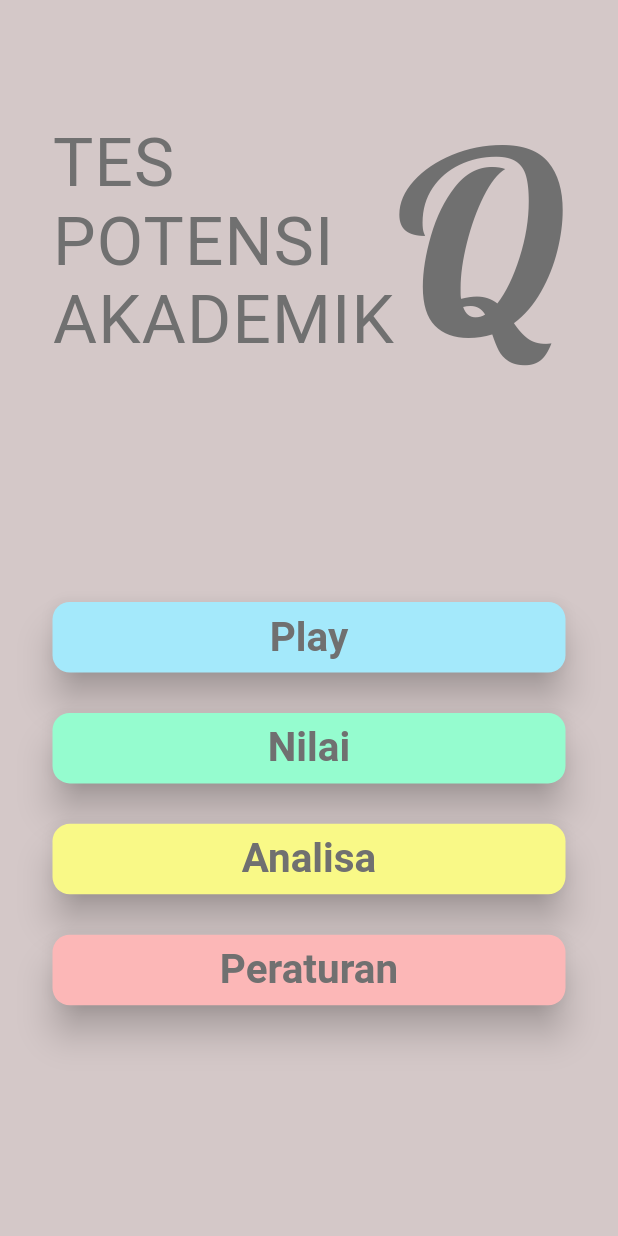
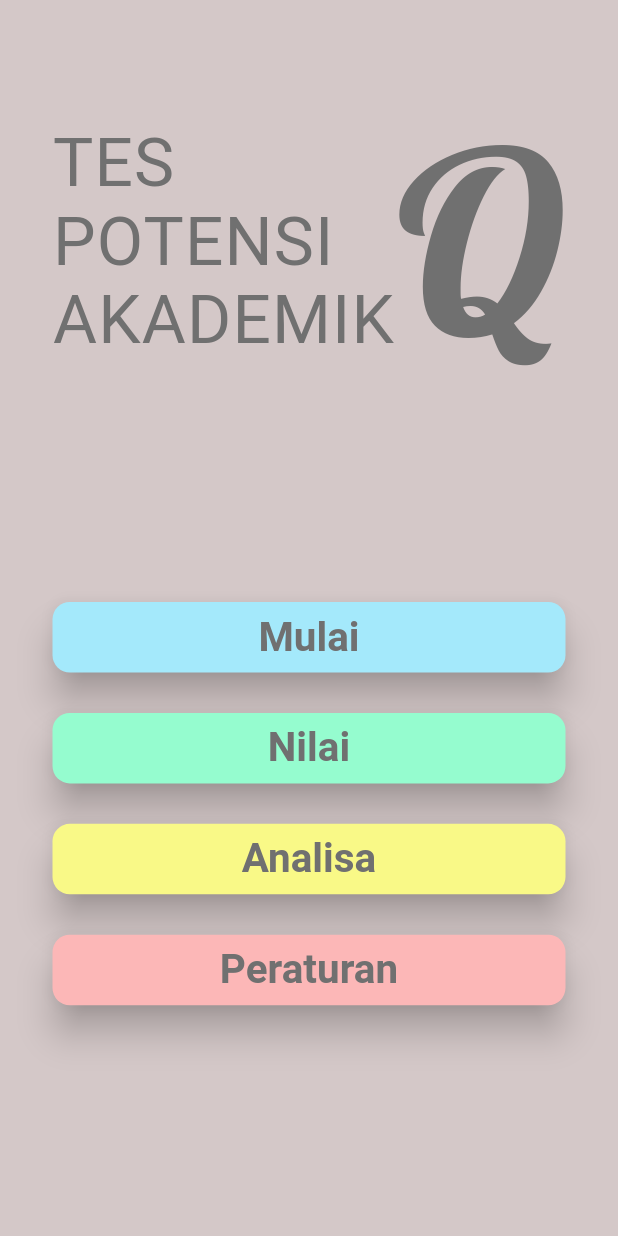
Before and after one commit to RozaqIngsoon/tpaquiz, a Flutter app: the screen it shows after launch, on a phone screen of 412 x 824 dp. Run offline on Flutter 3.47's test engine with Material 2 defaults, Android fonts, the phone set to English and light mode, and no system bars; our stand-ins replace google_fonts; Roboto replaces fonts that are missing (Cairo).

Commit message:
3/2/2021 - pulang

```diff
--- a/lib/main.dart
+++ b/lib/main.dart
@@ -1,6 +1,6 @@
 import 'package:flutter/material.dart';
 import 'package:provider/provider.dart';
-import 'package:tpaquiz/provider/home_screen.dart';
+import 'package:tpaquiz/provider/mulai_screen.dart';
 import 'package:tpaquiz/ui/homepage.dart';
 
 void main() {
@@ -12,7 +12,7 @@ class MyApp extends StatelessWidget {
   Widget build(BuildContext context) {
     return MultiProvider(
       providers: [
-        ChangeNotifierProvider<HomeScreen>(create: (_)=>HomeScreen(),),
+        ChangeNotifierProvider<MulaiScreen>(create: (_)=>MulaiScreen(),),
       ],
       child: MaterialApp(
         title: 'Flutter Demo',
--- a/lib/provider/home_screen.dart
+++ b/lib/provider/mulai_screen.dart
@@ -1,5 +1,5 @@
 import 'package:flutter/foundation.dart';
 
-class HomeScreen with ChangeNotifier{
+class MulaiScreen with ChangeNotifier{
 
 }
--- a/lib/shared/warna.dart
+++ b/lib/shared/warna.dart
@@ -1,7 +1,7 @@
 import 'package:flutter/material.dart';
 
 Color warnaBg = Color(0xffD4C8C8);
-Color warnaTeksHome = Color(0xff707070);
+Color warnaTeks = Color(0xff707070);
 Color warnaTombolHome1 = Color(0xffA4E9FB);
 Color warnaTombolHome2 = Color(0xff95FCCF);
 Color warnaTombolHome3 = Color(0xffF9F987);
--- a/lib/ui/homepage.dart
+++ b/lib/ui/homepage.dart
@@ -5,7 +5,7 @@ import 'package:tpaquiz/shared/warna.dart';
 import 'package:tpaquiz/ui/analisa.dart';
 import 'package:tpaquiz/ui/nilai.dart';
 import 'package:tpaquiz/ui/peraturan.dart';
-import 'package:tpaquiz/ui/play.dart';
+import 'package:tpaquiz/ui/mulai.dart';
 
 class HomePage extends StatelessWidget {
   @override
@@ -38,7 +38,7 @@ class HomePage extends StatelessWidget {
                                   style: GoogleFonts.fredokaOne(
                                     textStyle: TextStyle(
                                         fontSize: 60,
-                                        color: warnaTeksHome,
+                                        color: warnaTeks,
                                         letterSpacing: 1),
                                   ),
                                 ),
@@ -47,7 +47,7 @@ class HomePage extends StatelessWidget {
                                   style: GoogleFonts.fredokaOne(
                                     textStyle: TextStyle(
                                         fontSize: 60,
-                                        color: warnaTeksHome,
+                                        color: warnaTeks,
                                         letterSpacing: 1),
                                   ),
                                 ),
@@ -56,7 +56,7 @@ class HomePage extends StatelessWidget {
                                   style: GoogleFonts.fredokaOne(
                                     textStyle: TextStyle(
                                         fontSize: 60,
-                                        color: warnaTeksHome,
+                                        color: warnaTeks,
                                         letterSpacing: 1),
                                   ),
                                 )
@@ -76,7 +76,7 @@ class HomePage extends StatelessWidget {
                               style: GoogleFonts.lobster(
                                 textStyle: TextStyle(
                                     fontSize: 200,
-                                    color: warnaTeksHome,
+                                    color: warnaTeks,
                                     letterSpacing: 1),
                               ),
                             ),
@@ -102,12 +102,12 @@ class HomePage extends StatelessWidget {
                         tombolHome(
                           context: context,
                             warnaButton: warnaTombolHome1,
-                            teks: 'Play',
-                            warnaTeks: warnaTeksHome,
+                            teks: 'Mulai',
+                            warnaTeks: warnaTeks,
                             fungsi: () {
                               Navigator.of(context).push(
                                 MaterialPageRoute(
-                                  builder: (context) => Play(),
+                                  builder: (context) => Mulai(),
                                 ),
                               );
                             }),
@@ -115,7 +115,7 @@ class HomePage extends StatelessWidget {
                             context: context,
                             warnaButton: warnaTombolHome2,
                             teks: 'Nilai',
-                            warnaTeks: warnaTeksHome,
+                            warnaTeks: warnaTeks,
                             fungsi: () {
                               Navigator.of(context).push(
                                 MaterialPageRoute(
@@ -127,7 +127,7 @@ class HomePage extends StatelessWidget {
                             context: context,
                             warnaButton: warnaTombolHome3,
                             teks: 'Analisa',
-                            warnaTeks: warnaTeksHome,
+                            warnaTeks: warnaTeks,
                             fungsi: () {
                               Navigator.of(context).push(
                                 MaterialPageRoute(
@@ -139,7 +139,7 @@ class HomePage extends StatelessWidget {
                             context: context,
                             warnaButton: warnaTombolHome4,
                             teks: 'Peraturan',
-                            warnaTeks: warnaTeksHome,
+                            warnaTeks: warnaTeks,
                             fungsi: () {
                               Navigator.of(context).push(
                                 MaterialPageRoute(
--- a/lib/ui/play.dart
+++ /dev/null
@@ -1,10 +0,0 @@
-import 'package:flutter/material.dart';
-
-class Play extends StatelessWidget {
-  @override
-  Widget build(BuildContext context) {
-    return Container(
-      child: Text('play'),
-    );
-  }
-}
```
Also changed, not shown: lib/file/soal_jawaban.dart (added, +71 -0 lines), lib/ui/mulai.dart (added, +98 -0 lines).
